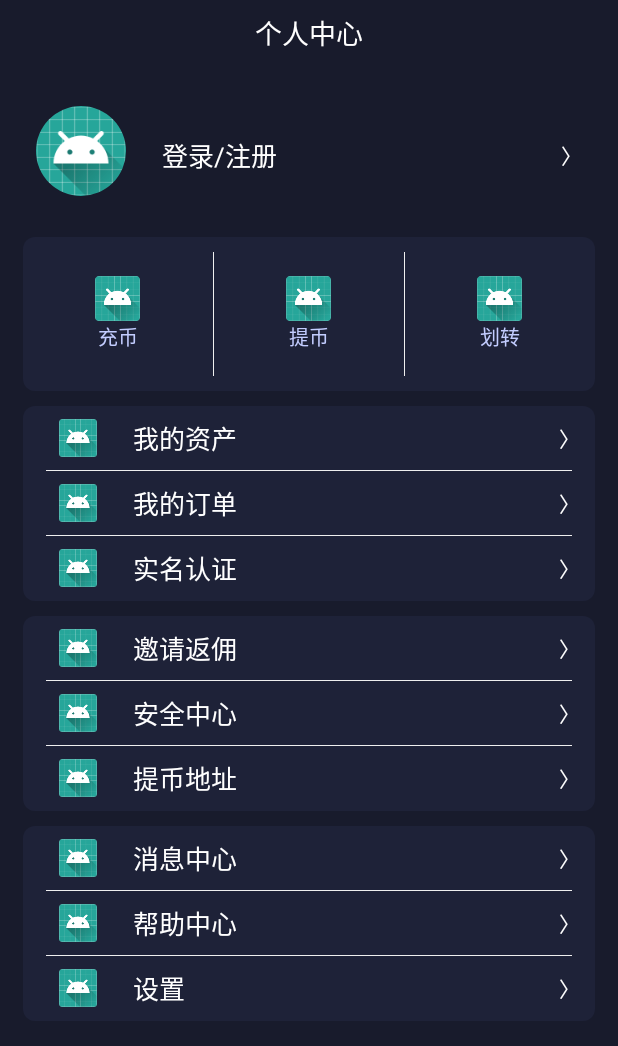
After one commit to pengzhaowen/FoxExChange, an Android app: the layout mine_frg_layout.xml on its own in the app's theme, with its tools: preview values and no code run, on a phone screen of 412 x 824 dp. The commit adds this screen. Shown: the top 1046 px of the screen. Run offline under Robolectric (Android 15) with nearby library versions, the phone set to English and light mode, and no system bars.

Commit message:
完成我的fragment页界面的轮廓

```diff
--- a/app/src/main/AndroidManifest.xml
+++ b/app/src/main/AndroidManifest.xml
@@ -9,7 +9,7 @@
         android:roundIcon="@mipmap/ic_launcher_round"
         android:supportsRtl="true"
         android:name="com.cjwsc.idcm.base.application.BaseApplication"
-        android:theme="@style/AppTheme">
+        android:theme="@style/Theme.AppCompat.Light.NoActionBar">
         <activity android:name=".MainActivity">
             <intent-filter>
                 <action android:name="android.intent.action.MAIN" />
--- a/app/src/main/java/com/foxexchange/android/fragments/HomeFragment.kt
+++ b/app/src/main/java/com/foxexchange/android/fragments/HomeFragment.kt
@@ -4,6 +4,7 @@ import android.os.Bundle
 import com.cjwsc.idcm.kotlin.base.BaseFragment
 
 class HomeFragment : BaseFragment() {
+
     override val layoutId: Int
         get() = 0
 
--- a/app/src/main/java/com/foxexchange/android/fragments/MineFragment.kt
+++ b/app/src/main/java/com/foxexchange/android/fragments/MineFragment.kt
@@ -2,10 +2,12 @@ package com.foxexchange.android.fragments
 
 import android.os.Bundle
 import com.cjwsc.idcm.kotlin.base.BaseFragment
+import com.foxexchange.android.R
 
 class MineFragment : BaseFragment() {
+
     override val layoutId: Int
-        get() = 0
+        get() = R.layout.mine_frg_layout
 
     override fun onInitView(bundle: Bundle?) {
 
--- /dev/null
+++ b/app/src/main/res/layout/mine_frg_layout.xml
@@ -0,0 +1,484 @@
+<?xml version="1.0" encoding="utf-8"?>
+<LinearLayout xmlns:android="http://schemas.android.com/apk/res/android"
+    android:layout_width="match_parent"
+    android:layout_height="match_parent"
+    android:background="@color/home_bg"
+    android:orientation="vertical">
+
+    <TextView
+        android:layout_width="match_parent"
+        android:layout_height="44dp"
+        android:gravity="center"
+        android:text="@string/personal_center_title"
+        android:textColor="@color/common_white"
+        android:textSize="18dp" />
+
+    <ScrollView
+        android:layout_width="match_parent"
+        android:layout_height="match_parent">
+
+        <LinearLayout
+            android:layout_width="match_parent"
+            android:layout_height="match_parent"
+            android:background="@color/home_bg"
+            android:orientation="vertical">
+
+            <RelativeLayout
+                android:layout_width="match_parent"
+                android:layout_height="@dimen/dp100"
+                android:gravity="center_vertical">
+
+                <de.hdodenhof.circleimageview.CircleImageView
+                    android:id="@+id/head_img"
+                    android:layout_width="60dp"
+                    android:layout_height="60dp"
+                    android:layout_margin="24dp"
+                    android:src="@mipmap/ic_launcher" />
+
+                <TextView
+                    android:id="@+id/person_center_user_name"
+                    android:layout_width="wrap_content"
+                    android:layout_height="wrap_content"
+                    android:layout_centerVertical="true"
+                    android:layout_toRightOf="@id/head_img"
+                    android:text="@string/login_and_regist"
+                    android:textColor="@color/common_white"
+                    android:textSize="17dp" />
+
+                <TextView
+                    android:layout_width="wrap_content"
+                    android:layout_height="wrap_content"
+                    android:layout_alignParentRight="true"
+                    android:layout_centerVertical="true"
+                    android:layout_marginRight="24dp"
+                    android:text="〉"
+                    android:textColor="@color/common_white" />
+
+            </RelativeLayout>
+
+            <LinearLayout
+                android:layout_width="match_parent"
+                android:layout_height="@dimen/dp90"
+                android:layout_marginLeft="15dp"
+                android:layout_marginRight="15dp"
+                android:background="@drawable/circle_corner_layout_bg"
+                android:gravity="center_vertical"
+                android:orientation="horizontal">
+
+                <LinearLayout
+                    android:layout_width="0dp"
+                    android:layout_height="match_parent"
+                    android:layout_weight="1"
+                    android:gravity="center"
+                    android:orientation="vertical">
+
+                    <ImageView
+                        android:layout_width="30dp"
+                        android:layout_height="30dp"
+                        android:src="@mipmap/ic_launcher" />
+
+                    <TextView
+                        android:layout_width="wrap_content"
+                        android:layout_height="wrap_content"
+                        android:text="@string/personal_recharge_coin"
+                        android:textColor="#C3CDFF"
+                        android:textSize="13dp" />
+                </LinearLayout>
+
+                <View
+                    android:layout_width="0.1dp"
+                    android:layout_height="match_parent"
+                    android:layout_marginTop="10dp"
+                    android:layout_marginBottom="10dp"
+                    android:background="#EFEFEF" />
+
+                <LinearLayout
+                    android:layout_width="0dp"
+                    android:layout_height="match_parent"
+                    android:layout_weight="1"
+                    android:gravity="center"
+                    android:orientation="vertical">
+
+                    <ImageView
+                        android:layout_width="30dp"
+                        android:layout_height="30dp"
+                        android:src="@mipmap/ic_launcher" />
+
+                    <TextView
+                        android:layout_width="wrap_content"
+                        android:layout_height="wrap_content"
+                        android:text="@string/withdraw_coins"
+                        android:textColor="#C3CDFF"
+                        android:textSize="13dp" />
+                </LinearLayout>
+
+                <View
+                    android:layout_width="0.1dp"
+                    android:layout_height="match_parent"
+                    android:layout_marginTop="10dp"
+                    android:layout_marginBottom="10dp"
+                    android:background="#EFEFEF" />
+
+                <LinearLayout
+                    android:layout_width="0dp"
+                    android:layout_height="match_parent"
+                    android:layout_weight="1"
+                    android:gravity="center"
+                    android:orientation="vertical">
+
+                    <ImageView
+                        android:layout_width="30dp"
+                        android:layout_height="30dp"
+                        android:src="@mipmap/ic_launcher" />
+
+                    <TextView
+                        android:layout_width="wrap_content"
+                        android:layout_height="wrap_content"
+                        android:text="@string/transfer_coins"
+                        android:textColor="#C3CDFF"
+                        android:textSize="13dp" />
+                </LinearLayout>
+            </LinearLayout>
+
+            <LinearLayout
+                android:layout_width="match_parent"
+                android:layout_height="130dp"
+                android:layout_marginLeft="15dp"
+                android:layout_marginTop="10dp"
+                android:layout_marginRight="15dp"
+                android:background="@drawable/circle_corner_layout_bg"
+                android:orientation="vertical">
+
+                <LinearLayout
+                    android:layout_width="match_parent"
+                    android:layout_height="0dp"
+                    android:layout_weight="1"
+                    android:gravity="center_vertical"
+                    android:orientation="horizontal">
+
+                    <ImageView
+                        android:layout_width="25dp"
+                        android:layout_height="25dp"
+                        android:layout_margin="24dp"
+                        android:src="@mipmap/ic_launcher" />
+
+                    <TextView
+                        android:layout_width="0dp"
+                        android:layout_height="wrap_content"
+                        android:layout_weight="1"
+                        android:text="@string/my_asset"
+                        android:textColor="@color/common_white"
+                        android:textSize="17dp" />
+
+                    <TextView
+                        android:layout_width="wrap_content"
+                        android:layout_height="wrap_content"
+                        android:layout_marginRight="10dp"
+                        android:text="〉"
+                        android:textColor="@color/common_white" />
+
+                </LinearLayout>
+
+                <View
+                    android:layout_width="match_parent"
+                    android:layout_height="0.1dp"
+                    android:layout_marginLeft="15dp"
+                    android:layout_marginRight="15dp"
+                    android:background="#EFEFEF" />
+
+                <LinearLayout
+                    android:layout_width="match_parent"
+                    android:layout_height="0dp"
+                    android:layout_weight="1"
+                    android:gravity="center_vertical"
+                    android:orientation="horizontal">
+
+                    <ImageView
+                        android:layout_width="25dp"
+                        android:layout_height="25dp"
+                        android:layout_margin="24dp"
+                        android:src="@mipmap/ic_launcher" />
+
+                    <TextView
+                        android:layout_width="0dp"
+                        android:layout_height="wrap_content"
+                        android:layout_weight="1"
+                        android:text="@string/my_orders"
+                        android:textColor="@color/common_white"
+                        android:textSize="17dp" />
+
+                    <TextView
+                        android:layout_width="wrap_content"
+                        android:layout_height="wrap_content"
+                        android:layout_marginRight="10dp"
+                        android:text="〉"
+                        android:textColor="@color/common_white" />
+
+                </LinearLayout>
+
+                <View
+                    android:layout_width="match_parent"
+                    android:layout_height="0.1dp"
+                    android:layout_marginLeft="15dp"
+                    android:layout_marginRight="15dp"
+                    android:background="#EFEFEF" />
+
+                <LinearLayout
+                    android:layout_width="match_parent"
+                    android:layout_height="0dp"
+                    android:layout_weight="1"
+                    android:gravity="center_vertical"
+                    android:orientation="horizontal">
+
+                    <ImageView
+                        android:layout_width="25dp"
+                        android:layout_height="25dp"
+                        android:layout_margin="24dp"
+                        android:src="@mipmap/ic_launcher" />
+
+                    <TextView
+                        android:layout_width="0dp"
+                        android:layout_height="wrap_content"
+                        android:layout_weight="1"
+                        android:text="@string/certification"
+                        android:textColor="@color/common_white"
+                        android:textSize="17dp" />
+
+                    <TextView
+                        android:layout_width="wrap_content"
+                        android:layout_height="wrap_content"
+                        android:layout_marginRight="10dp"
+                        android:text="〉"
+                        android:textColor="@color/common_white" />
+                </LinearLayout>
+            </LinearLayout>
+
+            <LinearLayout
+                android:layout_width="match_parent"
+                android:layout_height="130dp"
+                android:layout_marginLeft="15dp"
+                android:layout_marginTop="10dp"
+                android:layout_marginRight="15dp"
+                android:background="@drawable/circle_corner_layout_bg"
+                android:orientation="vertical">
+
+                <LinearLayout
+                    android:layout_width="match_parent"
+                    android:layout_height="0dp"
+                    android:layout_weight="1"
+                    android:gravity="center_vertical"
+                    android:orientation="horizontal">
+
+                    <ImageView
+                        android:layout_width="25dp"
+                        android:layout_height="25dp"
+                        android:layout_margin="24dp"
+                        android:src="@mipmap/ic_launcher" />
+
+                    <TextView
+                        android:layout_width="0dp"
+                        android:layout_height="wrap_content"
+                        android:layout_weight="1"
+                        android:text="@string/invite_commission"
+                        android:textColor="@color/common_white"
+                        android:textSize="17dp" />
+
+                    <TextView
+                        android:layout_width="wrap_content"
+                        android:layout_height="wrap_content"
+                        android:layout_marginRight="10dp"
+                        android:text="〉"
+                        android:textColor="@color/common_white" />
+
+                </LinearLayout>
+
+                <View
+                    android:layout_width="match_parent"
+                    android:layout_height="0.1dp"
+                    android:layout_marginLeft="15dp"
+                    android:layout_marginRight="15dp"
+                    android:background="#EFEFEF" />
+
+                <LinearLayout
+                    android:layout_width="match_parent"
+                    android:layout_height="0dp"
+                    android:layout_weight="1"
+                    android:gravity="center_vertical"
+                    android:orientation="horizontal">
+
+                    <ImageView
+                        android:layout_width="25dp"
+                        android:layout_height="25dp"
+                        android:layout_margin="24dp"
+                        android:src="@mipmap/ic_launcher" />
+
+                    <TextView
+                        android:layout_width="0dp"
+                        android:layout_height="wrap_content"
+                        android:layout_weight="1"
+                        android:text="@string/security_center"
+                        android:textColor="@color/common_white"
+                        android:textSize="17dp" />
+
+                    <TextView
+                        android:layout_width="wrap_content"
+                        android:layout_height="wrap_content"
+                        android:layout_marginRight="10dp"
+                        android:text="〉"
+                        android:textColor="@color/common_white" />
+
+                </LinearLayout>
+
+                <View
+                    android:layout_width="match_parent"
+                    android:layout_height="0.1dp"
+                    android:layout_marginLeft="15dp"
+                    android:layout_marginRight="15dp"
+                    android:background="#EFEFEF" />
+
+                <LinearLayout
+                    android:layout_width="match_parent"
+                    android:layout_height="0dp"
+                    android:layout_weight="1"
+                    android:gravity="center_vertical"
+                    android:orientation="horizontal">
+
+                    <ImageView
+                        android:layout_width="25dp"
+                        android:layout_height="25dp"
+                        android:layout_margin="24dp"
+                        android:src="@mipmap/ic_launcher" />
+
+                    <TextView
+                        android:layout_width="0dp"
+                        android:layout_height="wrap_content"
+                        android:layout_weight="1"
+                        android:text="@string/withdraw_addr"
+                        android:textColor="@color/common_white"
+                        android:textSize="17dp" />
+
+                    <TextView
+                        android:layout_width="wrap_content"
+                        android:layout_height="wrap_content"
+                        android:layout_marginRight="10dp"
+                        android:text="〉"
+                        android:textColor="@color/common_white" />
+                </LinearLayout>
+            </LinearLayout>
+
+            <LinearLayout
+                android:layout_width="match_parent"
+                android:layout_height="130dp"
+                android:layout_marginLeft="15dp"
+                android:layout_marginTop="10dp"
+                android:layout_marginRight="15dp"
+                android:layout_marginBottom="10dp"
+                android:background="@drawable/circle_corner_layout_bg"
+                android:orientation="vertical">
+
+                <LinearLayout
+                    android:layout_width="match_parent"
+                    android:layout_height="0dp"
+                    android:layout_weight="1"
+                    android:gravity="center_vertical"
+                    android:orientation="horizontal">
+
+                    <ImageView
+                        android:layout_width="25dp"
+                        android:layout_height="25dp"
+                        android:layout_margin="24dp"
+                        android:src="@mipmap/ic_launcher" />
+
+                    <TextView
+                        android:layout_width="0dp"
+                        android:layout_height="wrap_content"
+                        android:layout_weight="1"
+                        android:text="@string/messages_center"
+                        android:textColor="@color/common_white"
+                        android:textSize="17dp" />
+
+                    <TextView
+                        android:layout_width="wrap_content"
+                        android:layout_height="wrap_content"
+                        android:layout_marginRight="10dp"
+                        android:text="〉"
+                        android:textColor="@color/common_white" />
+
+                </LinearLayout>
+
+                <View
+                    android:layout_width="match_parent"
+                    android:layout_height="0.1dp"
+                    android:layout_marginLeft="15dp"
+                    android:layout_marginRight="15dp"
+                    android:background="#EFEFEF" />
+
+                <LinearLayout
+                    android:layout_width="match_parent"
+                    android:layout_height="0dp"
+                    android:layout_weight="1"
+                    android:gravity="center_vertical"
+                    android:orientation="horizontal">
+
+                    <ImageView
+                        android:layout_width="25dp"
+                        android:layout_height="25dp"
+                        android:layout_margin="24dp"
+                        android:src="@mipmap/ic_launcher" />
+
+                    <TextView
+                        android:layout_width="0dp"
+                        android:layout_height="wrap_content"
+                        android:layout_weight="1"
+                        android:text="@string/help_center"
+                        android:textColor="@color/common_white"
+                        android:textSize="17dp" />
+
+                    <TextView
+                        android:layout_width="wrap_content"
+                        android:layout_height="wrap_content"
+                        android:layout_marginRight="10dp"
+                        android:text="〉"
+                        android:textColor="@color/common_white" />
+
+                </LinearLayout>
+
+                <View
+                    android:layout_width="match_parent"
+                    android:layout_height="0.1dp"
+                    android:layout_marginLeft="15dp"
+                    android:layout_marginRight="15dp"
+                    android:background="#EFEFEF" />
+
+                <LinearLayout
+                    android:layout_width="match_parent"
+                    android:layout_height="0dp"
+                    android:layout_weight="1"
+                    android:gravity="center_vertical"
+                    android:orientation="horizontal">
+
+                    <ImageView
+                        android:layout_width="25dp"
+                        android:layout_height="25dp"
+                        android:layout_margin="24dp"
+                        android:src="@mipmap/ic_launcher" />
+
+                    <TextView
+                        android:layout_width="0dp"
+                        android:layout_height="wrap_content"
+                        android:layout_weight="1"
+                        android:text="@string/personal_setting"
+                        android:textColor="@color/common_white"
+                        android:textSize="17dp" />
+
+                    <TextView
+                        android:layout_width="wrap_content"
+                        android:layout_height="wrap_content"
+                        android:layout_marginRight="10dp"
+                        android:text="〉"
+                        android:textColor="@color/common_white" />
+                </LinearLayout>
+            </LinearLayout>
+        </LinearLayout>
+    </ScrollView>
+</LinearLayout>
--- a/app/src/main/res/values/strings.xml
+++ b/app/src/main/res/values/strings.xml
@@ -1,3 +1,17 @@
 <resources>
     <string name="app_name">FoxExchange</string>
+    <string name="personal_center_title">个人中心</string>
+    <string name="login_and_regist">登录/注册</string>
+    <string name="personal_recharge_coin">充币</string>
+    <string name="my_asset">我的资产</string>
+    <string name="my_orders">我的订单</string>
+    <string name="certification">实名认证</string>
+    <string name="invite_commission">邀请返佣</string>
+    <string name="security_center">安全中心</string>
+    <string name="withdraw_addr">提币地址</string>
+    <string name="messages_center">消息中心</string>
+    <string name="help_center">帮助中心</string>
+    <string name="personal_setting">设置</string>
+    <string name="withdraw_coins">提币</string>
+    <string name="transfer_coins">划转</string>
 </resources>
--- a/build.gradle
+++ b/build.gradle
@@ -1,13 +1,13 @@
 // Top-level build file where you can add configuration options common to all sub-projects/modules.
 apply from: "config.gradle"
 buildscript {
-    ext.kotlin_version = '1.2.30'
+    ext.kotlin_version = '1.2.51'
     repositories {
         google()
         jcenter()
     }
     dependencies {
-        classpath 'com.android.tools.build:gradle:3.1.2'
+        classpath 'com.android.tools.build:gradle:3.2.1'
         classpath "org.jetbrains.kotlin:kotlin-gradle-plugin:$kotlin_version"
         classpath 'me.tatarka:gradle-retrolambda:3.6.1'
         classpath 'com.neenbedankt.gradle.plugins:android-apt:1.8'
--- a/common/src/main/java/com/foxexchange/common/fragments/BaseFoxExChangeFragment.kt
+++ b/common/src/main/java/com/foxexchange/common/fragments/BaseFoxExChangeFragment.kt
@@ -3,6 +3,22 @@ package com.foxexchange.common.fragments
 import android.os.Bundle
 import com.cjwsc.idcm.kotlin.base.BaseFragment
 
-abstract class BaseFoxExChangeFragment : BaseFragment() {
-
-}
+// abstract class BaseFoxExChangeFragment : BaseFragment()
+// {
+//
+//     override val layoutId: Int
+//         get() = TODO("not implemented") //To change initializer of created properties use File | Settings | File Templates.
+//
+//     override fun onInitView(bundle: Bundle?) {
+//         TODO("not implemented") //To change body of created functions use File | Settings | File Templates.
+//     }
+//
+//     override fun onEvent() {
+//         TODO("not implemented") //To change body of created functions use File | Settings | File Templates.
+//     }
+//
+//     override fun lazyFetchData() {
+//         TODO("not implemented") //To change body of created functions use File | Settings | File Templates.
+//     }
+//
+// }
--- /dev/null
+++ b/common/src/main/res/drawable/circle_corner_layout_bg.xml
@@ -0,0 +1,7 @@
+<?xml version="1.0" encoding="utf-8"?>
+<shape xmlns:android="http://schemas.android.com/apk/res/android">
+<!--个人中心 部分布局背景-->
+    <corners android:radius="8dp"/>
+    <solid android:color="#1E2238"/>
+
+</shape>
--- /dev/null
+++ b/common/src/main/res/values/colors.xml
@@ -0,0 +1,8 @@
+<?xml version="1.0" encoding="utf-8"?>
+<resources>
+    <color name="colorPrimary">#3F51B5</color>
+    <color name="colorPrimaryDark">#303F9F</color>
+    <color name="colorAccent">#FF4081</color>
+    <color name="home_bg">#181B2C</color>
+    <color name="common_white">#FFFFFF</color>
+</resources>
```
Also changed, not shown: gradle/wrapper/gradle-wrapper.properties.
